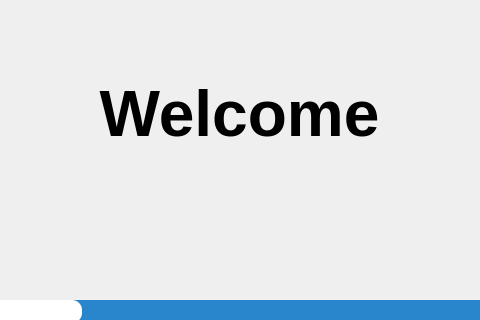
The window that splash.ui (logz254/Sign_Language_Interpretation_and_Generation) describes before a commit, drawn with Qt 5; both pictures show x 196 to 676 and y 0 to 320 of the 865 by 427 pixel window.
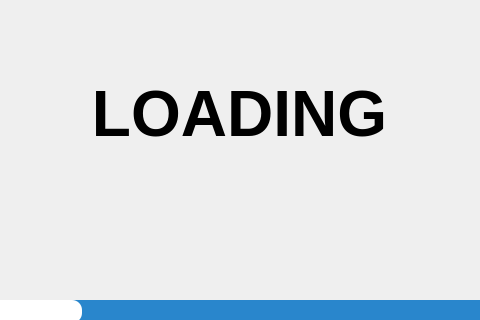
The same window after the commit.

Commit message: Created Dashboard

What changed in the file:
```diff
--- a/splash.ui
+++ b/splash.ui
@@ -46,7 +46,7 @@
     </rect>
    </property>
    <property name="text">
-    <string>&lt;html&gt;&lt;head/&gt;&lt;body&gt;&lt;p align=&quot;center&quot;&gt;&lt;span style=&quot; font-size:48pt; font-weight:600;&quot;&gt;Welcome&lt;/span&gt;&lt;/p&gt;&lt;/body&gt;&lt;/html&gt;</string>
+    <string>&lt;html&gt;&lt;head/&gt;&lt;body&gt;&lt;p align=&quot;center&quot;&gt;&lt;span style=&quot; font-size:48pt; font-weight:600;&quot;&gt;LOADING&lt;/span&gt;&lt;/p&gt;&lt;/body&gt;&lt;/html&gt;</string>
    </property>
   </widget>
  </widget>
```
The commit also changes 2 other files.
